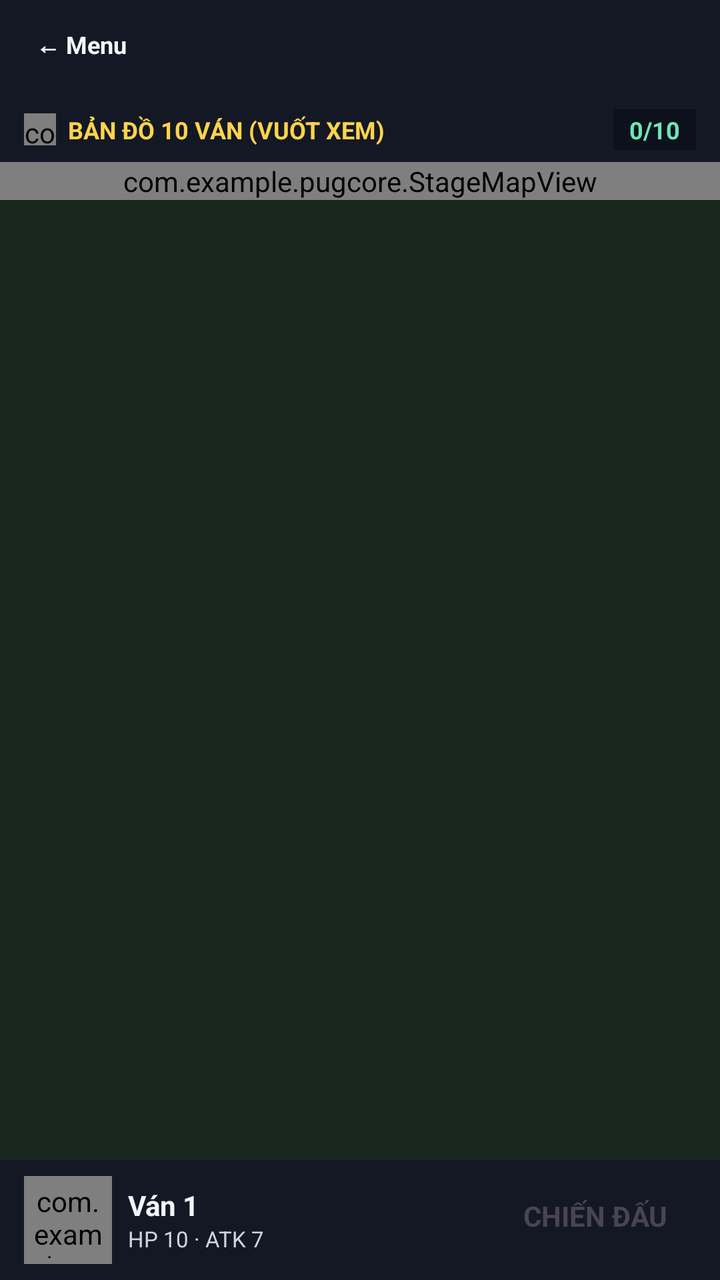
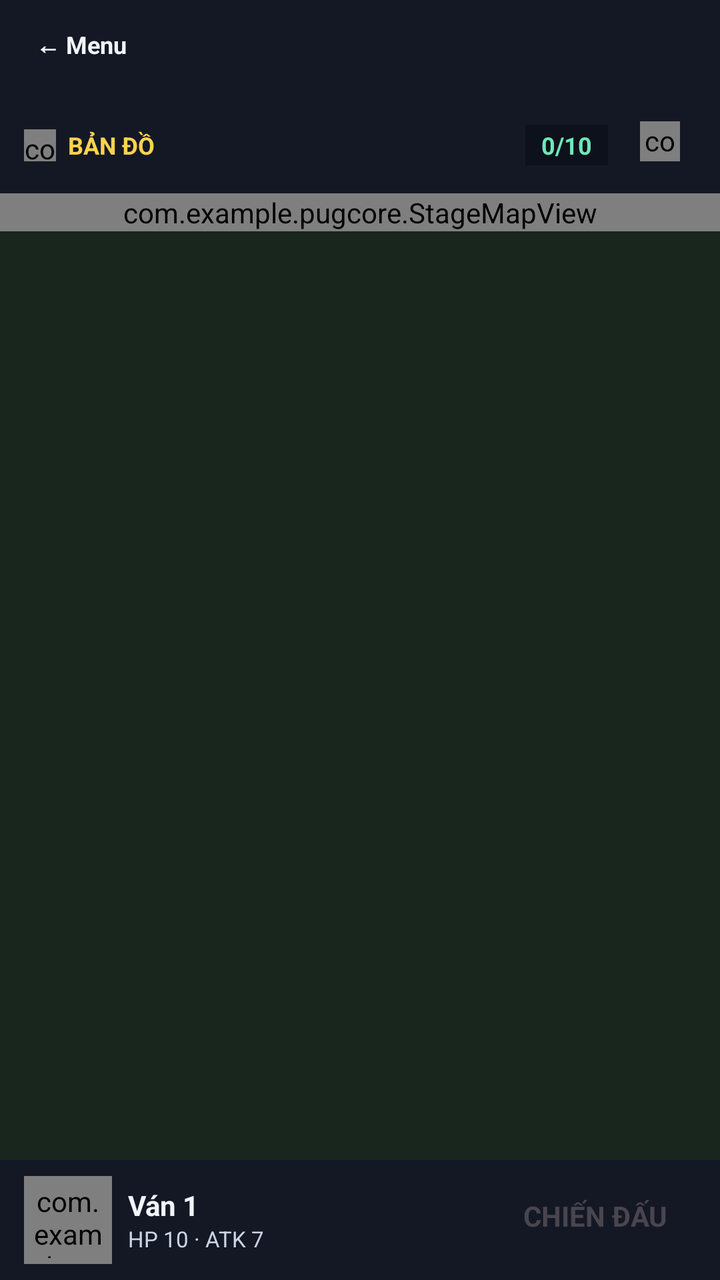

The first picture is an Android layout as it rendered before a commit; the second is the same layout after the commit. The layout source and the unified diff follow.
<!-- AndroidManifest.xml: application theme Theme.PUGcore -->
<!-- res/layout/activity_map.xml -->
<?xml version="1.0" encoding="utf-8"?>
<LinearLayout xmlns:android="http://schemas.android.com/apk/res/android"
    xmlns:app="http://schemas.android.com/apk/res-auto"
    android:id="@+id/root"
    android:layout_width="match_parent"
    android:layout_height="match_parent"
    android:background="#141824"
    android:orientation="vertical">

    <TextView
        android:id="@+id/btnBack"
        android:layout_width="wrap_content"
        android:layout_height="wrap_content"
        android:layout_margin="8dp"
        android:clickable="true"
        android:focusable="true"
        android:paddingStart="10dp"
        android:paddingTop="6dp"
        android:paddingEnd="10dp"
        android:paddingBottom="10dp"
        android:text="← Menu"
        android:textColor="#F1F5F9"
        android:textSize="12sp"
        android:textStyle="bold" />

    <LinearLayout
        android:id="@+id/mapHeader"
        android:layout_width="match_parent"
        android:layout_height="wrap_content"
        android:gravity="center_vertical"
        android:orientation="horizontal"
        android:paddingStart="12dp"
        android:paddingTop="6dp"
        android:paddingEnd="12dp"
        android:paddingBottom="6dp">

        <com.example.pugcore.PixelSpriteView
            android:layout_width="16dp"
            android:layout_height="16dp"
            app:pixelIcon="map" />

        <TextView
            android:layout_width="0dp"
            android:layout_height="wrap_content"
            android:layout_marginStart="6dp"
            android:layout_weight="1"
            android:text="BẢN ĐỒ 10 VÁN (VUỐT XEM)"
            android:textColor="#FCD34D"
            android:textSize="12sp"
            android:textStyle="bold" />

        <TextView
            android:id="@+id/tvMapCount"
            android:layout_width="wrap_content"
            android:layout_height="wrap_content"
            android:background="#0D111C"
            android:paddingStart="8dp"
            android:paddingTop="2dp"
            android:paddingEnd="8dp"
            android:paddingBottom="2dp"
            android:text="0/10"
            android:textColor="#6EE7B7"
            android:textSize="12sp"
            android:textStyle="bold" />
    </LinearLayout>

    <ScrollView
        android:id="@+id/mapScroll"
        android:layout_width="match_parent"
        android:layout_height="0dp"
        android:layout_weight="1"
        android:background="#18261E"
        android:overScrollMode="never"
        android:scrollbars="none">

        <com.example.pugcore.StageMapView
            android:id="@+id/stageMap"
            android:layout_width="match_parent"
            android:layout_height="wrap_content" />
    </ScrollView>

    <LinearLayout
        android:id="@+id/mapFooter"
        android:layout_width="match_parent"
        android:layout_height="wrap_content"
        android:gravity="center_vertical"
        android:orientation="horizontal"
        android:paddingStart="12dp"
        android:paddingTop="8dp"
        android:paddingEnd="12dp"
        android:paddingBottom="8dp">

        <FrameLayout
            android:id="@+id/mapMonsterBox"
            android:layout_width="44dp"
            android:layout_height="44dp">

            <com.example.pugcore.PixelSpriteView
                android:id="@+id/mapMonsterIcon"
                android:layout_width="match_parent"
                android:layout_height="match_parent"
                android:padding="3dp" />
        </FrameLayout>

        <LinearLayout
            android:layout_width="0dp"
            android:layout_height="wrap_content"
            android:layout_marginStart="8dp"
            android:layout_weight="1"
            android:orientation="vertical">

            <LinearLayout
                android:layout_width="wrap_content"
                android:layout_height="wrap_content"
                android:gravity="center_vertical"
                android:orientation="horizontal">

                <TextView
                    android:id="@+id/tvMapBossTag"
                    android:layout_width="wrap_content"
                    android:layout_height="wrap_content"
                    android:layout_marginEnd="6dp"
                    android:paddingStart="6dp"
                    android:paddingEnd="6dp"
                    android:text="BOSS"
                    android:textColor="#FFFFFF"
                    android:textSize="10sp"
                    android:textStyle="bold"
                    android:visibility="gone" />

                <TextView
                    android:id="@+id/tvMapStageName"
                    android:layout_width="wrap_content"
                    android:layout_height="wrap_content"
                    android:ellipsize="end"
                    android:maxLines="1"
                    android:text="Ván 1"
                    android:textColor="#F1F5F9"
                    android:textSize="14sp"
                    android:textStyle="bold" />
            </LinearLayout>

            <TextView
                android:id="@+id/tvMapStageStats"
                android:layout_width="wrap_content"
                android:layout_height="wrap_content"
                android:text="HP 10 · ATK 7"
                android:textColor="#CBD5E1"
                android:textSize="11sp" />
        </LinearLayout>

        <TextView
            android:id="@+id/btnFight"
            android:layout_width="wrap_content"
            android:layout_height="wrap_content"
            android:layout_marginStart="8dp"
            android:clickable="true"
            android:focusable="true"
            android:paddingStart="14dp"
            android:paddingTop="10dp"
            android:paddingEnd="14dp"
            android:paddingBottom="14dp"
            android:text="CHIẾN ĐẤU"
            android:textSize="14sp"
            android:textStyle="bold" />
    </LinearLayout>
</LinearLayout>
<!-- resources referenced by this layout -->
<resources>
  <style name="Theme.PUGcore" parent="Base.Theme.PUGcore" />
  <style name="Base.Theme.PUGcore" parent="Theme.Material3.DayNight.NoActionBar">
          
          
      </style>
</resources>

<!-- the commit's change to res/layout/activity_map.xml (unified diff, before → after) -->
@@ -44,7 +44,7 @@
             android:layout_height="wrap_content"
             android:layout_marginStart="6dp"
             android:layout_weight="1"
-            android:text="BẢN ĐỒ 10 VÁN (VUỐT XEM)"
+            android:text="BẢN ĐỒ"
             android:textColor="#FCD34D"
             android:textSize="12sp"
             android:textStyle="bold" />
@@ -62,6 +62,11 @@
             android:textColor="#6EE7B7"
             android:textSize="12sp"
             android:textStyle="bold" />
+        <include
+            layout="@layout/view_settings_button"
+            android:layout_width="36dp"
+            android:layout_height="36dp"
+            android:layout_marginStart="8dp" />
     </LinearLayout>
 
     <ScrollView
@@ -165,3 +170,20 @@
             android:textStyle="bold" />
     </LinearLayout>
 </LinearLayout>
+<!-- res/layout/view_settings_button.xml (included above) -->
+<?xml version="1.0" encoding="utf-8"?>
+<FrameLayout xmlns:android="http://schemas.android.com/apk/res/android"
+    xmlns:app="http://schemas.android.com/apk/res-auto"
+    android:id="@+id/btnSettings"
+    android:layout_width="36dp"
+    android:layout_height="36dp"
+    android:clickable="true"
+    android:focusable="true">
+
+    <com.example.pugcore.PixelSpriteView
+        android:layout_width="20dp"
+        android:layout_height="20dp"
+        android:layout_gravity="center"
+        android:layout_marginBottom="2dp"
+        app:pixelIcon="gear" />
+</FrameLayout>
<!-- resource entries referenced after the edit -->
@@ -2,8 +2,9 @@
 <resources>
   <style name="Theme.PUGcore" parent="Base.Theme.PUGcore" />
   <style name="Base.Theme.PUGcore" parent="Theme.Material3.DayNight.NoActionBar">
-          
-          
+          <item name="android:statusBarColor">#090C14</item>
+          <item name="android:navigationBarColor">#090C14</item>
+          <item name="android:windowLightStatusBar">false</item>
       </style>
 </resources>
 
